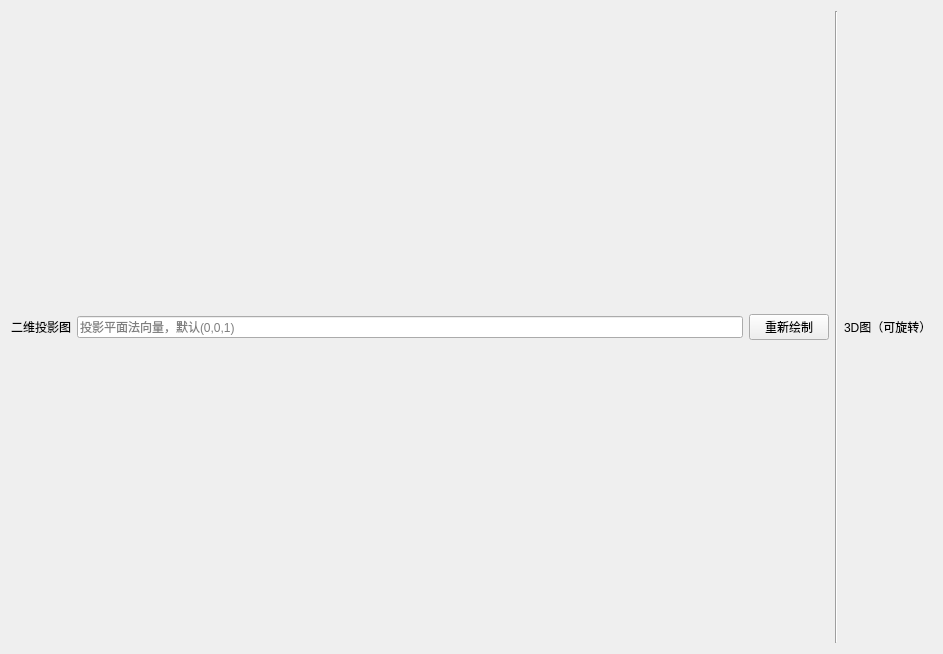
This is crystaltoolgui/qt/tabmatchdetail.ui in jingshenSN2/CrystalTool as Qt 5 draws it before an edit. The edited form follows.
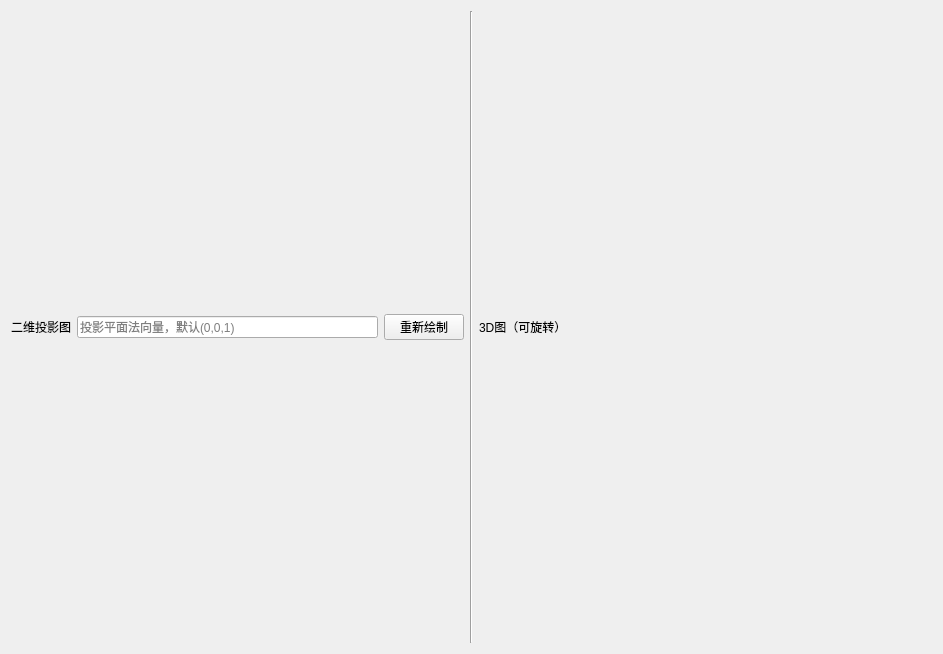
This is the edited form.

Patch:
```diff
--- a/crystaltoolgui/qt/tabmatchdetail.ui
+++ b/crystaltoolgui/qt/tabmatchdetail.ui
@@ -13,7 +13,7 @@
   <property name="windowTitle">
    <string>Form</string>
   </property>
-  <layout class="QHBoxLayout" name="horizontalLayout">
+  <layout class="QHBoxLayout" name="horizontalLayout" stretch="1,0,1">
    <item>
     <layout class="QVBoxLayout" name="vL_detail_2d">
      <item>
```
Lines whose indentation alone changed are shown as unchanged.
